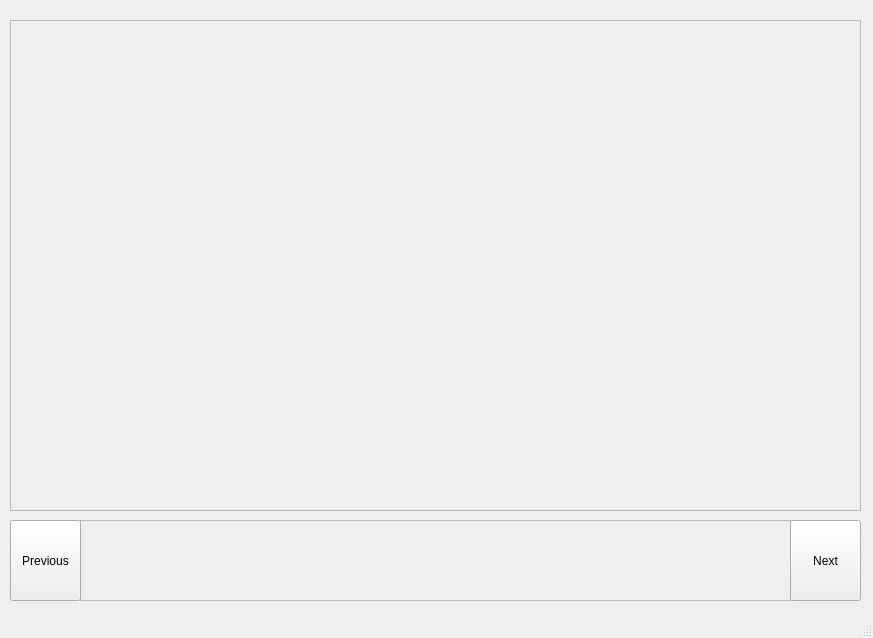
uaarg/pigeon, file src/gcs.ui: the form before one commit.
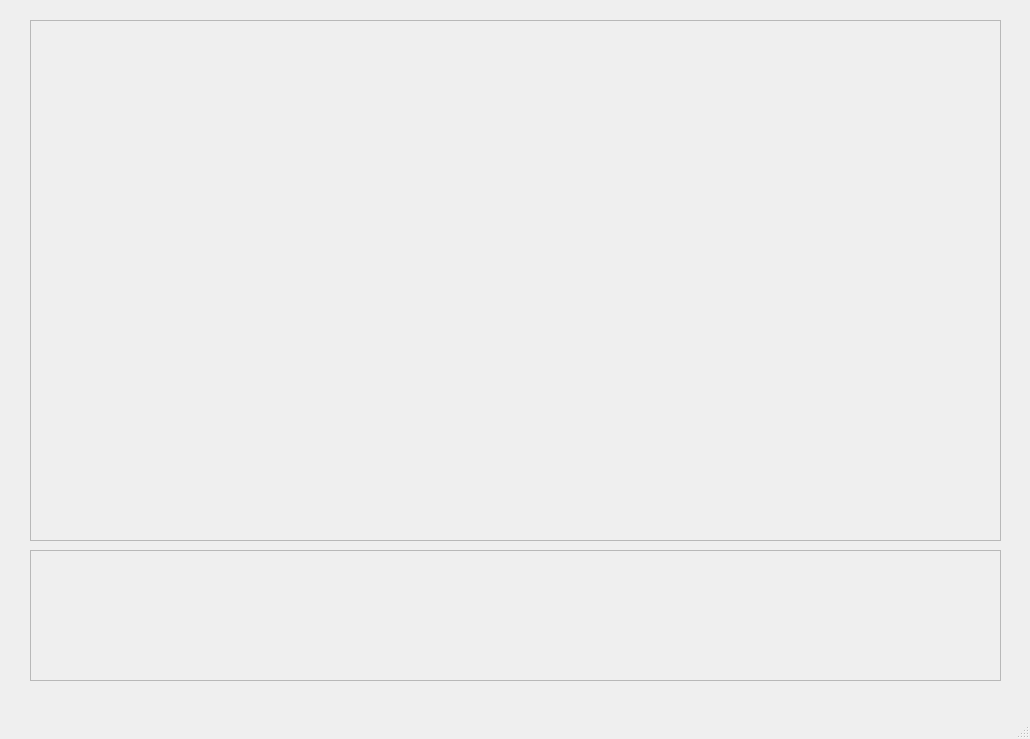
The form after the commit.

Commit message: UI style + size changes

Patch:
```diff
--- a/src/gcs.ui
+++ b/src/gcs.ui
@@ -6,8 +6,8 @@
    <rect>
     <x>0</x>
     <y>0</y>
-    <width>873</width>
-    <height>638</height>
+    <width>1030</width>
+    <height>739</height>
    </rect>
   </property>
   <property name="sizePolicy">
@@ -22,6 +22,12 @@
     <height>200</height>
    </size>
   </property>
+  <property name="maximumSize">
+   <size>
+    <width>1056</width>
+    <height>855</height>
+   </size>
+  </property>
   <property name="windowTitle">
    <string>MainWindow</string>
   </property>
@@ -29,10 +35,10 @@
    <widget class="QScrollArea" name="thumbnailScrollArea">
     <property name="geometry">
      <rect>
-      <x>80</x>
-      <y>520</y>
-      <width>711</width>
-      <height>81</height>
+      <x>30</x>
+      <y>550</y>
+      <width>971</width>
+      <height>131</height>
      </rect>
     </property>
     <property name="minimumSize">
@@ -49,8 +55,8 @@
       <rect>
        <x>0</x>
        <y>0</y>
-       <width>709</width>
-       <height>79</height>
+       <width>969</width>
+       <height>129</height>
       </rect>
      </property>
     </widget>
@@ -58,10 +64,10 @@
    <widget class="QScrollArea" name="fullSizeImageScrollArea">
     <property name="geometry">
      <rect>
-      <x>10</x>
+      <x>30</x>
       <y>20</y>
-      <width>851</width>
-      <height>491</height>
+      <width>971</width>
+      <height>521</height>
      </rect>
     </property>
     <property name="sizePolicy">
@@ -84,62 +90,18 @@
       <rect>
        <x>0</x>
        <y>0</y>
-       <width>849</width>
-       <height>489</height>
+       <width>969</width>
+       <height>519</height>
       </rect>
      </property>
     </widget>
    </widget>
-   <widget class="QPushButton" name="nextButton">
-    <property name="geometry">
-     <rect>
-      <x>790</x>
-      <y>520</y>
-      <width>71</width>
-      <height>81</height>
-     </rect>
-    </property>
-    <property name="minimumSize">
-     <size>
-      <width>71</width>
-      <height>81</height>
-     </size>
-    </property>
-    <property name="styleSheet">
-     <string notr="true">font: 75 11pt &quot;URW Gothic L&quot;;</string>
-    </property>
-    <property name="text">
-     <string>Next</string>
-    </property>
-   </widget>
-   <widget class="QPushButton" name="previousButton">
-    <property name="geometry">
-     <rect>
-      <x>10</x>
-      <y>520</y>
-      <width>71</width>
-      <height>81</height>
-     </rect>
-    </property>
-    <property name="minimumSize">
-     <size>
-      <width>71</width>
-      <height>81</height>
-     </size>
-    </property>
-    <property name="styleSheet">
-     <string notr="true">font: 75 11pt &quot;URW Gothic L&quot;;</string>
-    </property>
-    <property name="text">
-     <string>Previous</string>
-    </property>
-   </widget>
    <widget class="QLabel" name="countDisplayLabel">
     <property name="geometry">
      <rect>
-      <x>100</x>
+      <x>30</x>
       <y>0</y>
-      <width>641</width>
+      <width>971</width>
       <height>20</height>
      </rect>
     </property>
@@ -149,6 +111,9 @@
       <height>10</height>
      </size>
     </property>
+    <property name="styleSheet">
+     <string notr="true">text-align:&quot;center&quot;</string>
+    </property>
     <property name="text">
      <string/>
     </property>
```
Left out of the diff: 2 changed lines with no effect on the pictures. The commit also changes 1 other file.
